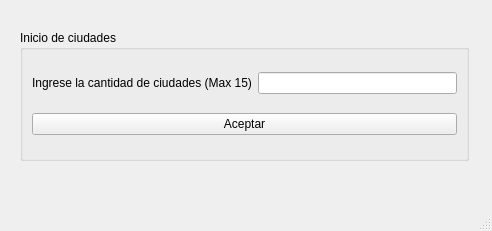
Before: the Qt Designer form src/Rent_A_Car/QT/Rent_Car/rent_car.ui in Kendall2300/Proyecto2_IR_RC, drawn with Qt 5.
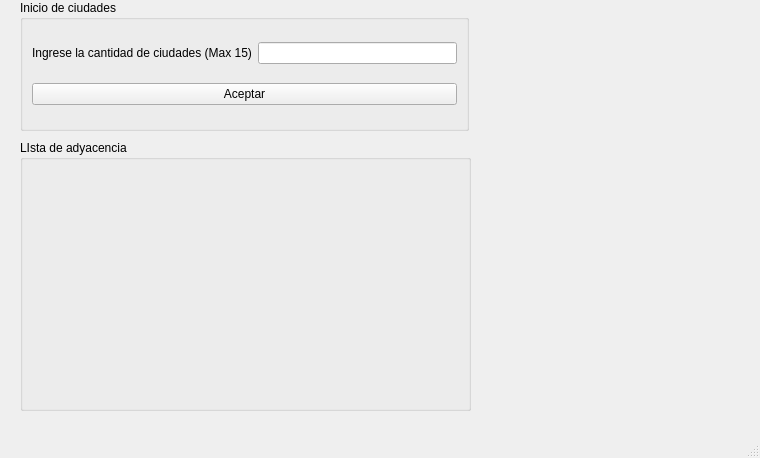
After: the same form once the commit is applied.

Commit message: Presentacion grafica de la lista de adyacencia

```diff
--- a/src/Rent_A_Car/QT/Rent_Car/rent_car.ui
+++ b/src/Rent_A_Car/QT/Rent_Car/rent_car.ui
@@ -6,8 +6,8 @@
    <rect>
     <x>0</x>
     <y>0</y>
-    <width>492</width>
-    <height>231</height>
+    <width>760</width>
+    <height>458</height>
    </rect>
   </property>
   <property name="windowTitle">
@@ -18,7 +18,7 @@
     <property name="geometry">
      <rect>
       <x>20</x>
-      <y>30</y>
+      <y>0</y>
       <width>449</width>
       <height>131</height>
      </rect>
@@ -50,6 +50,34 @@
      </item>
     </layout>
    </widget>
+   <widget class="QGroupBox" name="groupBox_2">
+    <property name="geometry">
+     <rect>
+      <x>20</x>
+      <y>140</y>
+      <width>451</width>
+      <height>271</height>
+     </rect>
+    </property>
+    <property name="title">
+     <string>LIsta de adyacencia</string>
+    </property>
+    <layout class="QVBoxLayout" name="verticalLayout_2">
+     <item>
+      <widget class="QLabel" name="label_adyacencia">
+       <property name="minimumSize">
+        <size>
+         <width>427</width>
+         <height>127</height>
+        </size>
+       </property>
+       <property name="text">
+        <string/>
+       </property>
+      </widget>
+     </item>
+    </layout>
+   </widget>
   </widget>
   <widget class="QMenuBar" name="menubar">
    <property name="geometry">
```
Left out of the diff: 2 changed lines with no effect on the pictures. The commit also changes 15 other files.
